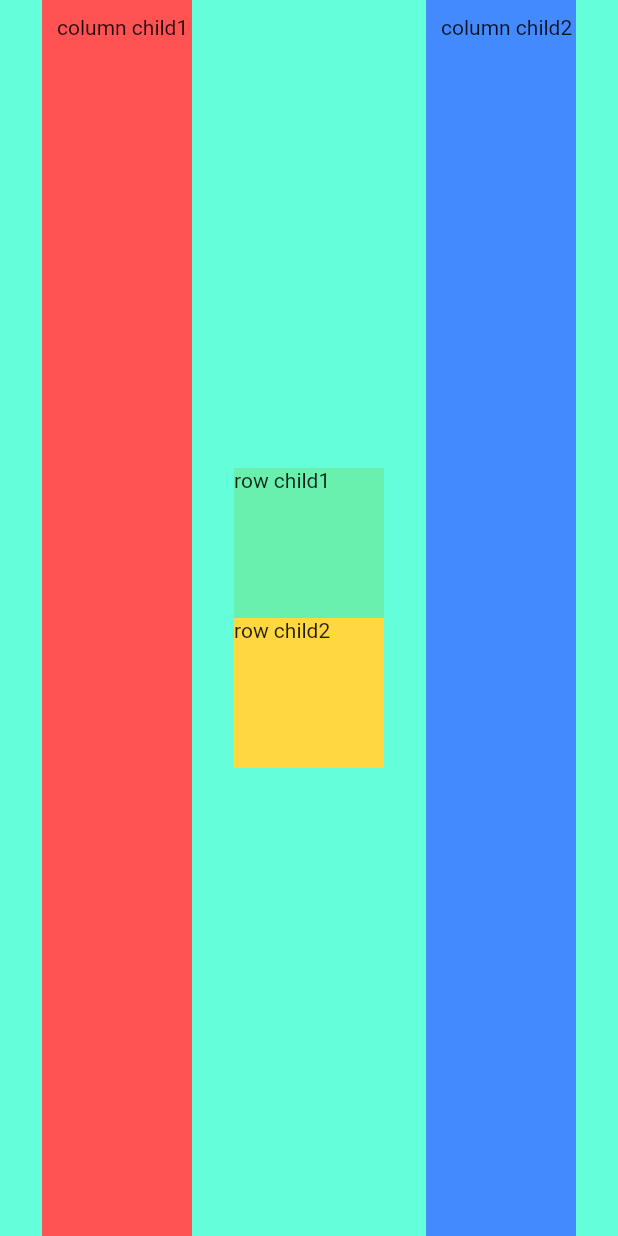
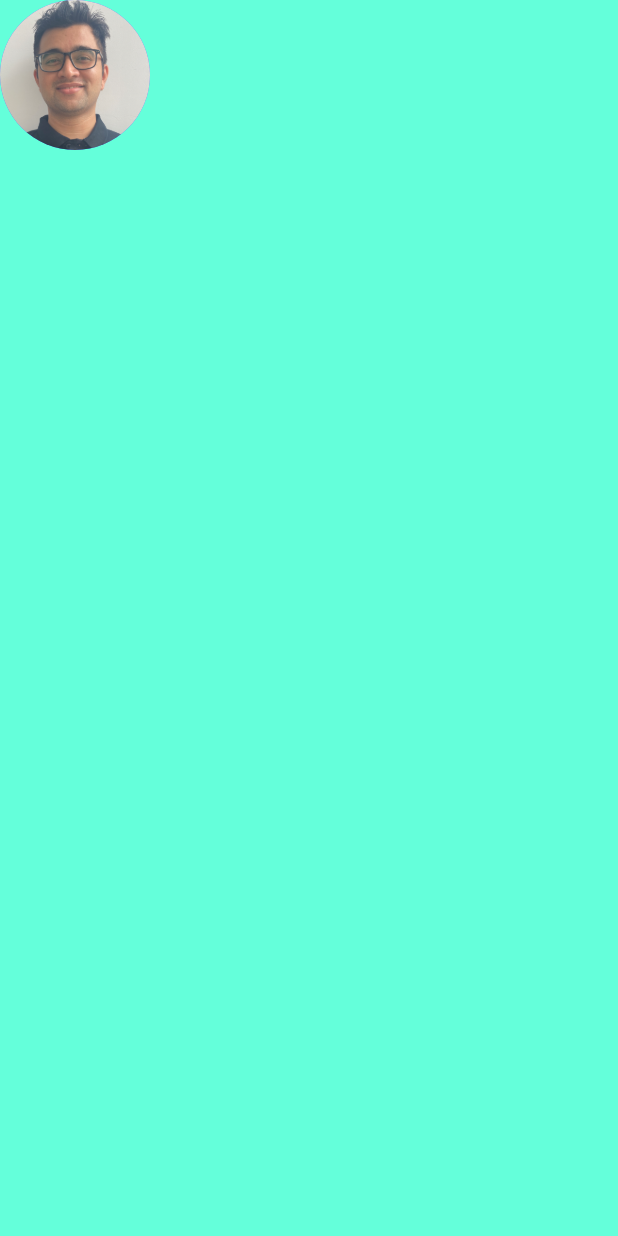
Before and after one commit to siddharth-kothari-spk/Flutter, a Flutter app: the screen it shows after launch, on a phone screen of 412 x 824 dp. Run offline on Flutter 3.47's test engine with Material 2 defaults, Android fonts, the phone set to English and light mode, and no system bars.

Commit message:
CircleAvatar usgae

```diff
--- a/mi_card_flutter-master/lib/main.dart
+++ b/mi_card_flutter-master/lib/main.dart
@@ -13,41 +13,15 @@ class MyApp extends StatelessWidget {
       home: Scaffold(
         backgroundColor: Colors.tealAccent,
         body: SafeArea(
-          child: Row(
-            crossAxisAlignment: CrossAxisAlignment.stretch,
-            mainAxisAlignment: MainAxisAlignment.spaceEvenly,
-            children: [
-              Container(
-                color: Colors.redAccent,
-                child: Text("column child1"),
-                height: 100,
-                width: 100,
-                padding: EdgeInsets.only(left: 10, top: 10),
-              ),
-              Column(mainAxisAlignment: MainAxisAlignment.center, children: [
-                Container(
-                  color: Colors.greenAccent,
-                  child: Text("row child1"),
-                  height: 100,
-                  width: 100,
-                ),
-                Container(
-                  color: Colors.amberAccent,
-                  child: Text("row child2"),
-                  height: 100,
-                  width: 100,
-                ),
-              ]),
-              Container(
-                color: Colors.blueAccent,
-                child: Text("column child2"),
-                height: 100,
-                width: 100,
-                padding: EdgeInsets.only(left: 10, top: 10),
-              ),
-            ],
-          ),
-        ),
+            child: Column(
+          children: [
+            CircleAvatar(
+              radius: 50.0,
+              backgroundColor: Colors.indigoAccent,
+              backgroundImage: AssetImage('images/sid.png'),
+            )
+          ],
+        )),
       ),
     );
   }
--- a/mi_card_flutter-master/pubspec.yaml
+++ b/mi_card_flutter-master/pubspec.yaml
@@ -37,9 +37,8 @@ flutter:
   uses-material-design: true
 
   # To add assets to your application, add an assets section, like this:
-  # assets:
-  #  - images/a_dot_burr.jpeg
-  #  - images/a_dot_ham.jpeg
+  assets:
+      - images/sid.png
 
   # An image asset can refer to one or more resolution-specific "variants", see
   # https://flutter.io/assets-and-images/#resolution-aware.
```
